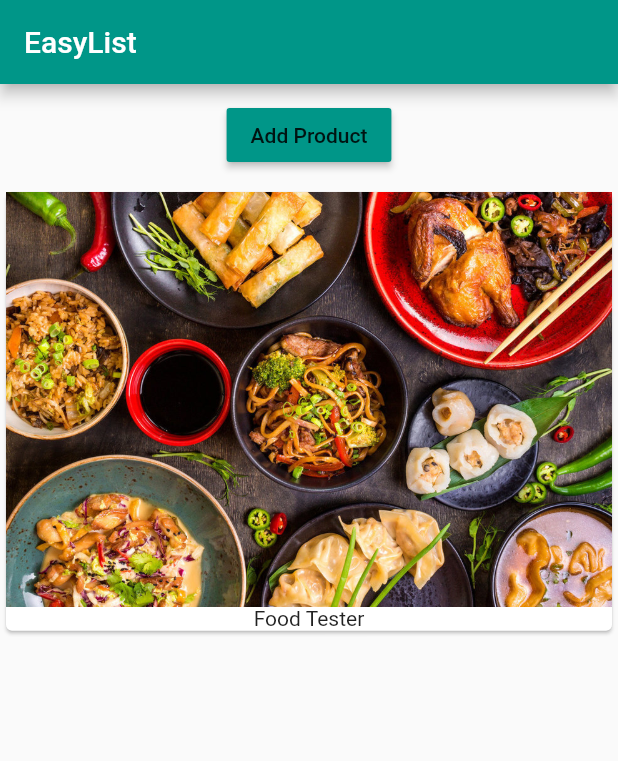
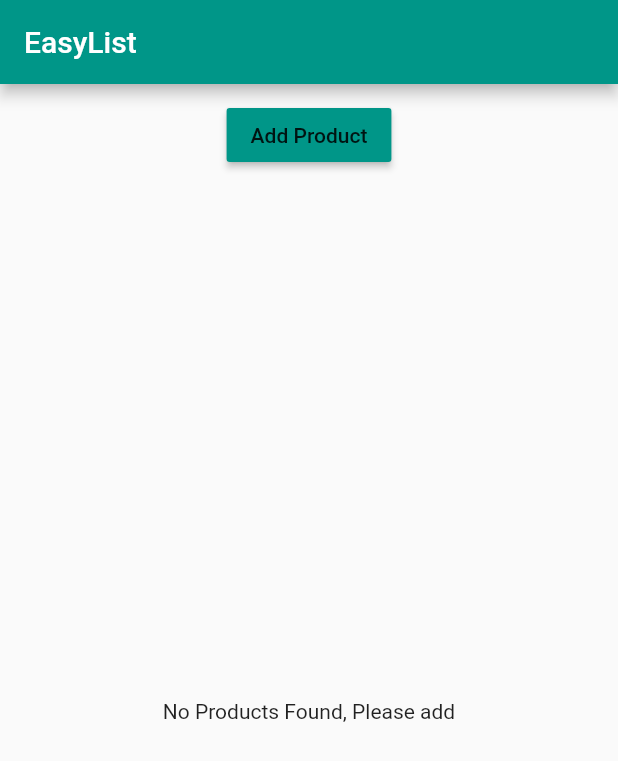
Before and after one commit to piyushsinha24/flutter_udemy, a Flutter app: the screen it shows after launch, on a phone screen of 412 x 824 dp. Shown: the top 761 px of the screen. Run offline on Flutter 3.47's test engine with Material 2 defaults, Android fonts, the phone set to English and light mode, and no system bars.

Commit message:
added list view builder & conditional rendering

```diff
--- a/lib/main.dart
+++ b/lib/main.dart
@@ -14,7 +14,7 @@ class MyApp extends StatelessWidget {
         appBar: new AppBar(
           title: new Text('EasyList'),
         ),
-        body: ProductManager('Food Tester'),
+        body: ProductManager(),
         ),
     );
   }
--- a/lib/product_manager.dart
+++ b/lib/product_manager.dart
@@ -4,7 +4,7 @@ import './products.dart';
 
 class ProductManager extends StatefulWidget {
   final String startingProduct;
-  ProductManager(this.startingProduct);
+  ProductManager({this.startingProduct});
   @override
   _ProductManagerState createState() => new _ProductManagerState();
 }
@@ -14,6 +14,7 @@ class _ProductManagerState extends State<ProductManager> {
   @override
   void initState() {
     // TODO: implement initState
+    if(widget.startingProduct!=null)
     _products.add(widget.startingProduct);
     super.initState();
   }
--- a/lib/products.dart
+++ b/lib/products.dart
@@ -17,10 +17,10 @@ class Products extends StatelessWidget {
   }
   @override
   Widget build(BuildContext context) {
-    return ListView.builder(
+    return products.length>0? ListView.builder(
       itemBuilder: _buildProduct,
       itemCount: products.length,
 
-    );
+    ) : Center(child: Text('No Products Found, Please add'),);
   }
 }
```
